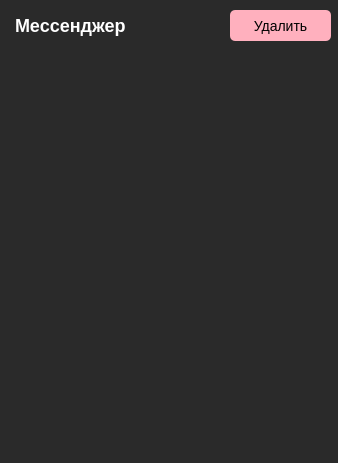
Before: the Qt Designer form messenger/messenger.ui in b0shka/selling_apps, drawn with Qt 5.
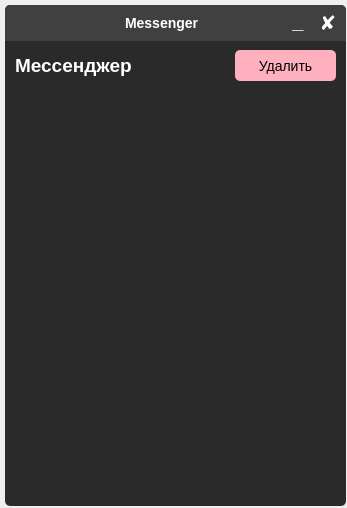
After: the same form once the commit is applied.

Patch:
```diff
--- a/messenger/messenger.ui
+++ b/messenger/messenger.ui
@@ -6,8 +6,8 @@
    <rect>
     <x>0</x>
     <y>0</y>
-    <width>338</width>
-    <height>463</height>
+    <width>347</width>
+    <height>508</height>
    </rect>
   </property>
   <property name="minimumSize">
@@ -18,38 +18,80 @@
   </property>
   <property name="maximumSize">
    <size>
-    <width>338</width>
-    <height>463</height>
+    <width>16777215</width>
+    <height>16777215</height>
    </size>
   </property>
   <property name="windowTitle">
    <string>Dialog</string>
   </property>
   <property name="styleSheet">
-   <string notr="true">background-color: #2a2a2a;
+   <string notr="true"/>
+  </property>
+  <widget class="QFrame" name="frame">
+   <property name="geometry">
+    <rect>
+     <x>5</x>
+     <y>5</y>
+     <width>341</width>
+     <height>501</height>
+    </rect>
+   </property>
+   <property name="minimumSize">
+    <size>
+     <width>341</width>
+     <height>501</height>
+    </size>
+   </property>
+   <property name="maximumSize">
+    <size>
+     <width>341</width>
+     <height>501</height>
+    </size>
+   </property>
+   <property name="styleSheet">
+    <string notr="true">border: none;
+border-radius: 5px;
+background-color: #2a2a2a;
 color: white;</string>
   </property>
-  <widget class="QListWidget" name="listWidget">
+   <property name="frameShape">
+    <enum>QFrame::StyledPanel</enum>
+   </property>
+   <property name="frameShadow">
+    <enum>QFrame::Raised</enum>
+   </property>
+   <widget class="QFrame" name="frame_3">
    <property name="geometry">
     <rect>
      <x>0</x>
-     <y>45</y>
+      <y>0</y>
      <width>341</width>
-     <height>421</height>
-    </rect>
-   </property>
-   <property name="minimumSize">
-    <size>
-     <width>0</width>
-     <height>0</height>
-    </size>
-   </property>
-   <property name="maximumSize">
-    <size>
-     <width>16777215</width>
-     <height>232131</height>
-    </size>
-   </property>
+      <height>36</height>
+     </rect>
+    </property>
+    <property name="styleSheet">
+     <string notr="true">QFrame{
+	border-bottom-left-radius: 0px;
+	border-bottom-right-radius: 0px;
+	background-color: #404040;
+}</string>
+    </property>
+    <property name="frameShape">
+     <enum>QFrame::StyledPanel</enum>
+    </property>
+    <property name="frameShadow">
+     <enum>QFrame::Raised</enum>
+    </property>
+    <widget class="QPushButton" name="pushButton_8">
+     <property name="geometry">
+      <rect>
+       <x>310</x>
+       <y>5</y>
+       <width>26</width>
+       <height>26</height>
+      </rect>
+     </property>
    <property name="font">
     <font>
      <pointsize>-1</pointsize>
@@ -58,30 +100,61 @@
     </font>
    </property>
    <property name="styleSheet">
-    <string notr="true">QListWidget {
-	border: none;
-	font-size:15px;
+      <string notr="true">QPushButton {
+	font-size: 20px;
+	height: 28px;
+	color: white;
+	background-color: #404040;
+	border-radius: 5px;
+}
+QPushButton::hover {
+	background-color: #ffb0be;
+	color: black;
+}</string>
+     </property>
+     <property name="text">
+      <string>✘</string>
+     </property>
+    </widget>
+    <widget class="QPushButton" name="pushButton_9">
+     <property name="geometry">
+      <rect>
+       <x>280</x>
+       <y>5</y>
+       <width>26</width>
+       <height>26</height>
+      </rect>
+     </property>
+     <property name="font">
+      <font>
+       <pointsize>-1</pointsize>
+       <weight>75</weight>
+       <bold>true</bold>
+      </font>
+     </property>
+     <property name="styleSheet">
+      <string notr="true">QPushButton {
+	padding-bottom: 4px;
+	font-size: 20px;
+	color: white;
+	background-color: #404040;
+	border-radius: 5px;
+}
+QPushButton::hover {
 	background-color: #2a2a2a;
-	color: white;
-	padding: 5px 7px;;
-}
-
-QListWidget::item {
-	background-color: #424242;
-	padding-left: 6px;	
-	height: 50px;
-	border: none;
-	border-radius: 5px;
 }</string>
    </property>
-  </widget>
-  <widget class="QLabel" name="label">
+     <property name="text">
+      <string>_</string>
+     </property>
+    </widget>
+    <widget class="QLabel" name="label_9">
    <property name="geometry">
     <rect>
-     <x>15</x>
-     <y>15</y>
-     <width>146</width>
-     <height>21</height>
+       <x>120</x>
+       <y>10</y>
+       <width>91</width>
+       <height>16</height>
     </rect>
    </property>
    <property name="font">
@@ -92,18 +165,37 @@
     </font>
    </property>
    <property name="styleSheet">
-    <string notr="true">font-size: 18px;
+      <string notr="true">font-size: 14px;
 color: white;</string>
    </property>
    <property name="text">
-    <string>Мессенджер</string>
-   </property>
-  </widget>
+      <string>Messenger</string>
+     </property>
+    </widget>
+   </widget>
+   <widget class="QFrame" name="frame_4">
+    <property name="geometry">
+     <rect>
+      <x>5</x>
+      <y>40</y>
+      <width>331</width>
+      <height>46</height>
+     </rect>
+    </property>
+    <property name="styleSheet">
+     <string notr="true">background-color: #2a2a2a;</string>
+    </property>
+    <property name="frameShape">
+     <enum>QFrame::StyledPanel</enum>
+    </property>
+    <property name="frameShadow">
+     <enum>QFrame::Raised</enum>
+    </property>
   <widget class="QPushButton" name="pushButton">
    <property name="geometry">
     <rect>
-     <x>230</x>
-     <y>10</y>
+       <x>225</x>
+       <y>5</y>
      <width>101</width>
      <height>31</height>
     </rect>
@@ -119,6 +211,66 @@
    <property name="text">
     <string>Удалить</string>
    </property>
+    </widget>
+    <widget class="QLabel" name="label">
+     <property name="geometry">
+      <rect>
+       <x>5</x>
+       <y>10</y>
+       <width>146</width>
+       <height>21</height>
+      </rect>
+     </property>
+     <property name="font">
+      <font>
+       <pointsize>-1</pointsize>
+       <weight>75</weight>
+       <bold>true</bold>
+      </font>
+     </property>
+     <property name="styleSheet">
+      <string notr="true">font-size: 19px;
+color: white;</string>
+     </property>
+     <property name="text">
+      <string>Мессенджер</string>
+     </property>
+    </widget>
+   </widget>
+   <widget class="QListWidget" name="listWidget">
+    <property name="geometry">
+     <rect>
+      <x>5</x>
+      <y>90</y>
+      <width>331</width>
+      <height>406</height>
+     </rect>
+    </property>
+    <property name="font">
+     <font>
+      <pointsize>-1</pointsize>
+      <weight>50</weight>
+      <bold>false</bold>
+     </font>
+    </property>
+    <property name="styleSheet">
+     <string notr="true">QListWidget {
+	border: none;
+	font-size:15px;
+	background-color: #2a2a2a;
+	color: white;
+	padding: 0px 2px;;
+}
+QListWidget::item {
+	margin-top: 4px;
+	padding-left: 5px;
+	background-color: #424242;
+	height: 50px;
+	border: none;
+	border-radius: 5px;
+}</string>
+    </property>
+   </widget>
   </widget>
  </widget>
  <resources/>
```
Lines whose indentation alone changed are shown as unchanged.
